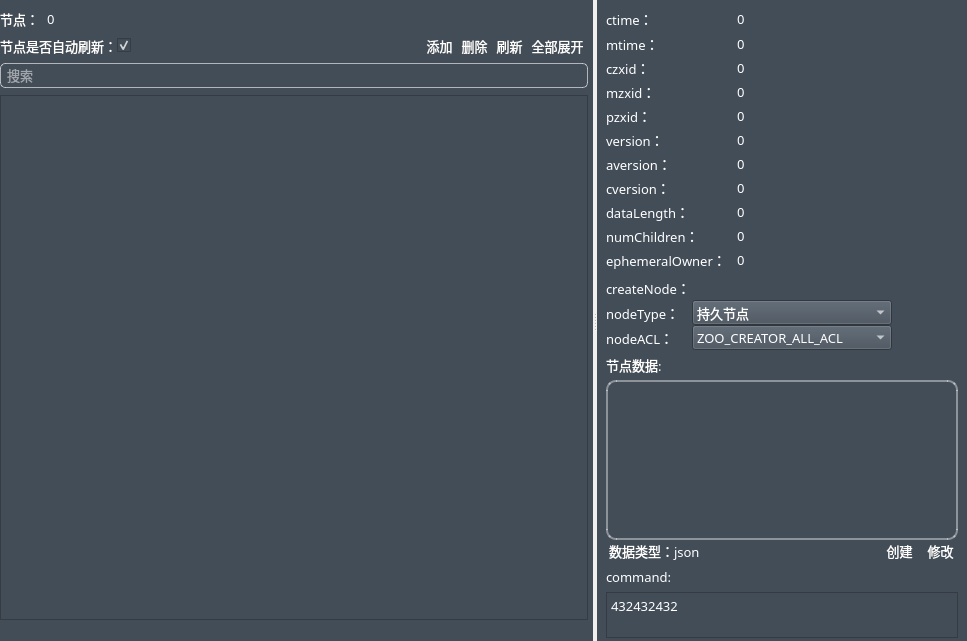
Old version of the form zookeeperwidget.ui in the repository HuaGouFdog/Fdog-Kit.
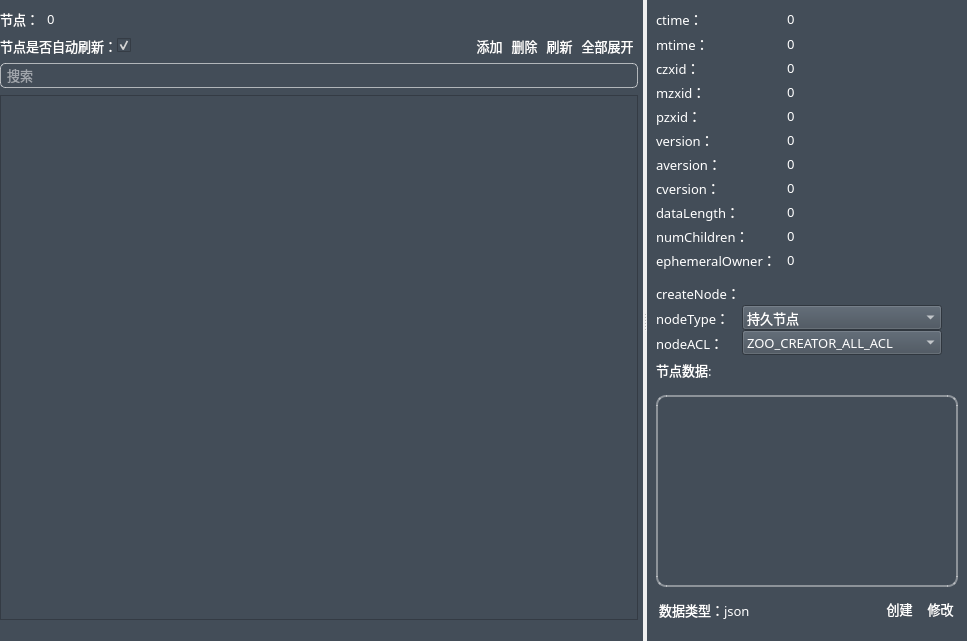
New version of the form. Icons and pictures are not drawn.

The edit to the form file:
```diff
--- a/zookeeperwidget.ui
+++ b/zookeeperwidget.ui
@@ -590,7 +590,7 @@
      <widget class="QWidget" name="verticalWidget_1_r" native="true">
       <property name="maximumSize">
        <size>
-        <width>370</width>
+        <width>320</width>
         <height>99999</height>
        </size>
       </property>
@@ -614,7 +614,7 @@
         <number>0</number>
        </property>
        <property name="bottomMargin">
-        <number>3</number>
+        <number>19</number>
        </property>
        <item>
         <widget class="QWidget" name="gridWidget_1_1_r" native="true">
@@ -1160,7 +1160,7 @@
            <number>9</number>
           </property>
           <property name="topMargin">
-           <number>0</number>
+           <number>5</number>
           </property>
           <property name="rightMargin">
            <number>9</number>
@@ -1538,6 +1538,9 @@
                  <pointsize>10</pointsize>
                 </font>
                </property>
+               <property name="styleSheet">
+                <string notr="true"/>
+               </property>
                <layout class="QVBoxLayout" name="verticalLayout_4">
                 <property name="leftMargin">
                  <number>0</number>
@@ -1562,7 +1565,7 @@
                   <property name="minimumSize">
                    <size>
                     <width>0</width>
-                    <height>160</height>
+                    <height>0</height>
                    </size>
                   </property>
                   <property name="font">
@@ -1590,6 +1593,12 @@
              </item>
              <item>
               <widget class="QWidget" name="horizontalWidget_1_2_5_1r" native="true">
+               <property name="maximumSize">
+                <size>
+                 <width>16777215</width>
+                 <height>25</height>
+                </size>
+               </property>
                <property name="styleSheet">
                 <string notr="true"/>
                </property>
@@ -1789,147 +1798,9 @@
             </layout>
            </widget>
           </item>
-          <item>
-           <widget class="QWidget" name="verticalWidget_1_2_6_r" native="true">
-            <layout class="QVBoxLayout" name="verticalLayout_8">
-             <property name="spacing">
-              <number>0</number>
-             </property>
-             <property name="leftMargin">
-              <number>0</number>
-             </property>
-             <property name="topMargin">
-              <number>0</number>
-             </property>
-             <property name="rightMargin">
-              <number>0</number>
-             </property>
-             <property name="bottomMargin">
-              <number>0</number>
-             </property>
-             <item>
-              <widget class="QWidget" name="horizontalWidget_1_2_6_1_r" native="true">
-               <property name="minimumSize">
-                <size>
-                 <width>0</width>
-                 <height>30</height>
-                </size>
-               </property>
-               <property name="maximumSize">
-                <size>
-                 <width>16777215</width>
-                 <height>30</height>
-                </size>
-               </property>
-               <layout class="QHBoxLayout" name="horizontalLayout_11">
-                <property name="spacing">
-                 <number>0</number>
-                </property>
-                <property name="leftMargin">
-                 <number>0</number>
-                </property>
-                <property name="topMargin">
-                 <number>0</number>
-                </property>
-                <property name="rightMargin">
-                 <number>0</number>
-                </property>
-                <property name="bottomMargin">
-                 <number>0</number>
-                </property>
-                <item>
-                 <widget class="QLabel" name="label_command">
-                  <property name="maximumSize">
-                   <size>
-                    <width>16777215</width>
-                    <height>30</height>
-                   </size>
-                  </property>
-                  <property name="font">
-                   <font>
-                    <family>OPPOSans B</family>
-                    <pointsize>10</pointsize>
-                    <stylestrategy>PreferAntialias</stylestrategy>
-                   </font>
-                  </property>
-                  <property name="text">
-                   <string>command:</string>
-                  </property>
-                 </widget>
-                </item>
-               </layout>
-              </widget>
-             </item>
-             <item>
-              <widget class="QWidget" name="verticalWidget_1_2_6_2_r" native="true">
-               <layout class="QVBoxLayout" name="verticalLayout_6">
-                <property name="leftMargin">
-                 <number>0</number>
-                </property>
-                <property name="topMargin">
-                 <number>0</number>
-                </property>
-                <property name="rightMargin">
-                 <number>0</number>
-                </property>
-                <property name="bottomMargin">
-                 <number>0</number>
-                </property>
-                <item>
-                 <widget class="QTextEdit" name="textEdit_command">
-                  <property name="sizePolicy">
-                   <sizepolicy hsizetype="Expanding" vsizetype="Expanding">
-                    <horstretch>0</horstretch>
-                    <verstretch>0</verstretch>
-                   </sizepolicy>
-                  </property>
-                  <property name="minimumSize">
-                   <size>
-                    <width>0</width>
-                    <height>30</height>
-                   </size>
-                  </property>
-                  <property name="font">
-                   <font>
-                    <family>OPPOSans</family>
-                    <pointsize>10</pointsize>
-                    <stylestrategy>PreferAntialias</stylestrategy>
-                   </font>
-                  </property>
-                  <property name="styleSheet">
-                   <string notr="true"/>
-                  </property>
-                  <property name="html">
-                   <string>&lt;!DOCTYPE HTML PUBLIC &quot;-//W3C//DTD HTML 4.0//EN&quot; &quot;http://www.w3.org/TR/REC-html40/strict.dtd&quot;&gt;
-&lt;html&gt;&lt;head&gt;&lt;meta name=&quot;qrichtext&quot; content=&quot;1&quot; /&gt;&lt;style type=&quot;text/css&quot;&gt;
-p, li { white-space: pre-wrap; }
-&lt;/style&gt;&lt;/head&gt;&lt;body style=&quot; font-family:'OPPOSans'; font-size:10pt; font-weight:400; font-style:normal;&quot;&gt;
-&lt;p style=&quot; margin-top:0px; margin-bottom:0px; margin-left:0px; margin-right:0px; -qt-block-indent:0; text-indent:0px;&quot;&gt;&lt;span style=&quot; font-family:'Cascadia Mono';&quot;&gt;432432432&lt;/span&gt;&lt;/p&gt;&lt;/body&gt;&lt;/html&gt;</string>
-                  </property>
-                 </widget>
-                </item>
-               </layout>
-              </widget>
-             </item>
-            </layout>
-           </widget>
-          </item>
          </layout>
         </widget>
        </item>
-       <item>
-        <spacer name="verticalSpacer_3">
-         <property name="orientation">
-          <enum>Qt::Vertical</enum>
-         </property>
-         <property name="sizeHint" stdset="0">
-          <size>
-           <width>20</width>
-           <height>40</height>
-          </size>
-         </property>
-        </spacer>
-       </item>
       </layout>
      </widget>
     </widget>
```
